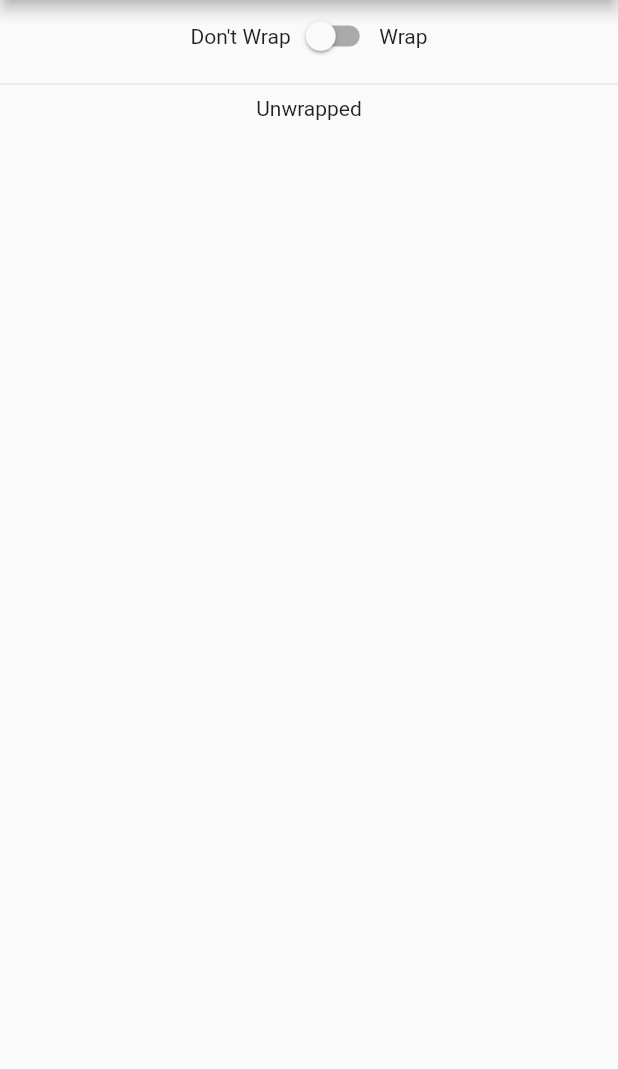
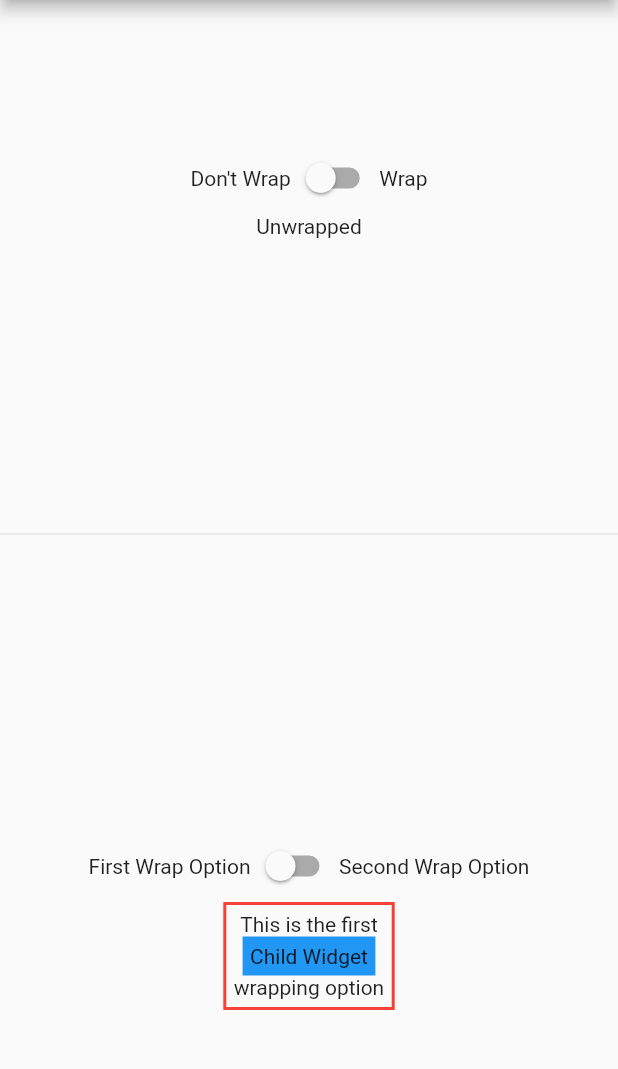
Before and after one commit to ThinkDigitalSoftware/conditional_wrapper, a Flutter app: the screen it shows after launch, on a phone screen of 412 x 824 dp, the part 84-1153 px from its top. Run offline on Flutter 3.47's test engine with Material 2 defaults, Android fonts, the phone set to English and light mode, and no system bars.

Commit message:
Add ifFalse option to allow for another wrapping option if the condition is false

```diff
--- a/example/lib/main.dart
+++ b/example/lib/main.dart
@@ -28,9 +28,11 @@ class MyHomePage extends StatefulWidget {
 }
 
 final containerKey = GlobalKey(debugLabel: 'container');
+final containerKey2 = GlobalKey(debugLabel: 'container2');
 
 class _MyHomePageState extends State<MyHomePage> {
-  bool shouldWrap = false;
+  bool shouldWrap1 = false;
+  bool showFirstOption = false;
 
   @override
   Widget build(BuildContext context) {
@@ -39,25 +41,28 @@ class _MyHomePageState extends State<MyHomePage> {
         title: Text('Conditional Wrapper Example'),
       ),
       body: Column(
+        mainAxisAlignment: MainAxisAlignment.spaceAround,
+        children: <Widget>[
+          Column(
+            mainAxisSize: MainAxisSize.min,
             children: <Widget>[
               Row(
                 mainAxisAlignment: MainAxisAlignment.center,
                 children: <Widget>[
                   Text("Don't Wrap"),
                   Switch.adaptive(
-                  value: shouldWrap,
+                      value: shouldWrap1,
                       onChanged: (value) {
                         setState(() {
-                      shouldWrap = value;
+                          shouldWrap1 = value;
                         });
                       }),
                   Text('Wrap'),
                 ],
               ),
-          Divider(),
               ConditionalWrapper(
-            condition: shouldWrap,
-            child: Text(shouldWrap ? 'Wrapped' : 'Unwrapped'),
+                condition: shouldWrap1,
+                child: Text(shouldWrap1 ? 'Wrapped' : 'Unwrapped'),
                 builder: (BuildContext context, Widget child) {
                   return Column(
                     children: <Widget>[
@@ -74,6 +79,63 @@ class _MyHomePageState extends State<MyHomePage> {
               ),
             ],
           ),
+          Divider(),
+          Column(
+            mainAxisSize: MainAxisSize.min,
+            children: <Widget>[
+              Row(
+                mainAxisAlignment: MainAxisAlignment.center,
+                children: <Widget>[
+                  Text("First Wrap Option"),
+                  Switch.adaptive(
+                      value: showFirstOption,
+                      onChanged: (value) {
+                        setState(() {
+                          showFirstOption = value;
+                        });
+                      }),
+                  Text('Second Wrap Option'),
+                ],
+              ),
+              ConditionalWrapper(
+                condition: !showFirstOption,
+                ifFalse: (context, child) => Container(
+                  decoration: BoxDecoration(
+                      border: Border.all(color: Colors.blue, width: 2)),
+                  padding: EdgeInsets.all(5),
+                  child: Column(
+                    mainAxisSize: MainAxisSize.min,
+                    children: <Widget>[
+                      Text('This is the second'),
+                      child,
+                      Text('wrapping option'),
+                    ],
+                  ),
+                ),
+                child: Container(
+                    padding: EdgeInsets.all(5),
+                    color: Colors.blue,
+                    child: Text('Child Widget')),
+                builder: (BuildContext context, Widget child) {
+                  return Container(
+                    decoration: BoxDecoration(
+                      border: Border.all(color: Colors.red, width: 2),
+                    ),
+                    padding: EdgeInsets.all(5),
+                    child: Column(
+                      children: <Widget>[
+                        Text('This is the first'),
+                        child,
+                        Text('wrapping option'),
+                      ],
+                    ),
+                  );
+                },
+              ),
+            ],
+          )
+        ],
+      ),
     );
   }
 }
--- a/example/pubspec.yaml
+++ b/example/pubspec.yaml
@@ -10,8 +10,7 @@ dependencies:
   flutter:
     sdk: flutter
 
-  conditional_wrapper: ^1.0.0
-
+  conditional_wrapper: ^1.0.1
 dev_dependencies:
   flutter_test:
     sdk: flutter
--- a/lib/conditional_wrapper.dart
+++ b/lib/conditional_wrapper.dart
@@ -12,6 +12,7 @@ class ConditionalWrapper extends StatelessWidget {
 
   /// How to display the widget if [condition] is true;
   final ConditionalWrapperBuilder builder;
+  final ConditionalWrapperBuilder ifFalse;
 
   /// The widget to be conditionally wrapped. This will be displayed alone if [condition] is false.
   final Widget child;
@@ -21,12 +22,15 @@ class ConditionalWrapper extends StatelessWidget {
     @required this.condition,
     @required this.builder,
     @required this.child,
+    this.ifFalse,
   }) : super(key: key);
 
   @override
   Widget build(BuildContext context) {
     if (condition) {
       return builder(context, child);
+    } else if (ifFalse != null) {
+      return ifFalse(context, child);
     } else {
       return child;
     }
--- a/pubspec.yaml
+++ b/pubspec.yaml
@@ -5,7 +5,7 @@ issue_tracker: https://github.com/ThinkDigitalSoftware/conditional_wrapper/issue
 homepage: https://github.com/ThinkDigitalSoftware/conditional_wrapper
 
 
-version: 1.0.0
+version: 1.0.1
 
 environment:
   sdk: ">=2.1.0 <3.0.0"
```
Also changed, not shown: example/pubspec.lock, 1 other file. Lines whose indentation alone changed are shown as unchanged.
